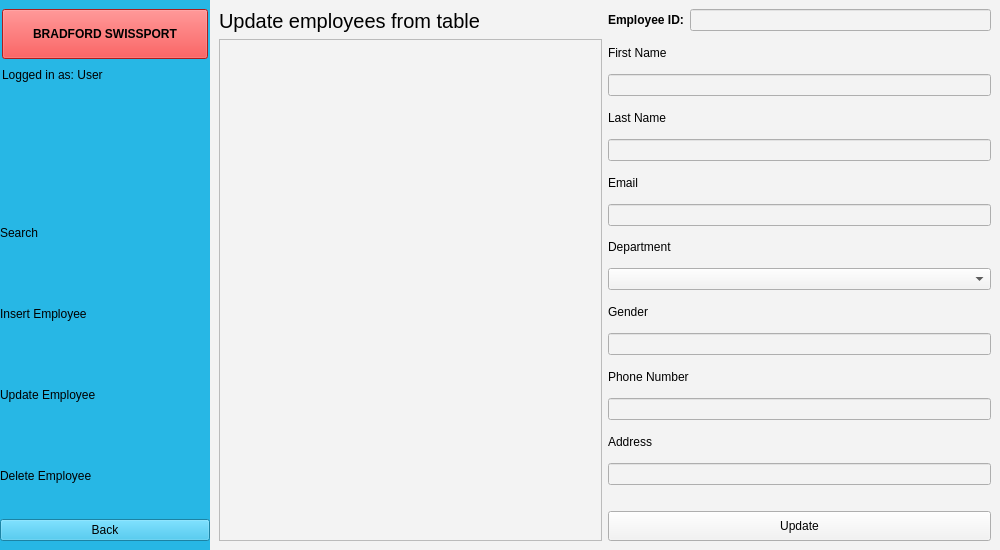
Qt form EMS-App/employeeScreen.ui (elroydsouza/HR-ManagementSystem) before a commit.
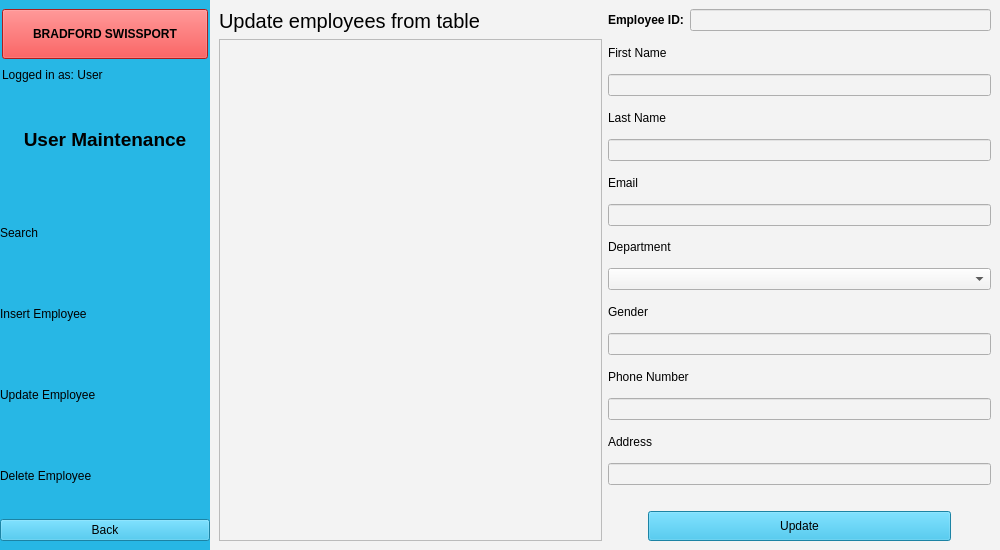
The same form after that commit. The open tabs and pages were chosen to show the change. Icons and pictures are not drawn.

Commit message: Added Department Maintenance screen plus functionalities for search/insert/update/delete. Added random number checker for generation of ID/Code. Some formatting changes.

What changed in the file:
```diff
--- a/EMS-App/employeeScreen.ui
+++ b/EMS-App/employeeScreen.ui
@@ -170,6 +170,39 @@
         </item>
        </layout>
       </item>
+      <item>
+       <spacer name="verticalSpacer_15">
+        <property name="orientation">
+         <enum>Qt::Vertical</enum>
+        </property>
+        <property name="sizeHint" stdset="0">
+         <size>
+          <width>20</width>
+          <height>40</height>
+         </size>
+        </property>
+       </spacer>
+      </item>
+      <item>
+       <widget class="QLabel" name="label_29">
+        <property name="font">
+         <font>
+          <pointsize>14</pointsize>
+          <weight>75</weight>
+          <bold>true</bold>
+         </font>
+        </property>
+        <property name="styleSheet">
+         <string notr="true"/>
+        </property>
+        <property name="text">
+         <string>User Maintenance</string>
+        </property>
+        <property name="alignment">
+         <set>Qt::AlignCenter</set>
+        </property>
+       </widget>
+      </item>
       <item>
        <spacer name="verticalSpacer">
         <property name="orientation">
@@ -1162,6 +1195,24 @@
           </spacer>
          </item>
          <item>
+          <layout class="QHBoxLayout" name="horizontalLayout_5">
+           <item>
+            <spacer name="horizontalSpacer_12">
+             <property name="orientation">
+              <enum>Qt::Horizontal</enum>
+             </property>
+             <property name="sizeType">
+              <enum>QSizePolicy::Fixed</enum>
+             </property>
+             <property name="sizeHint" stdset="0">
+              <size>
+               <width>40</width>
+               <height>20</height>
+              </size>
+             </property>
+            </spacer>
+           </item>
+           <item>
           <widget class="QPushButton" name="Ubtn_update">
            <property name="minimumSize">
             <size>
@@ -1169,10 +1220,31 @@
              <height>30</height>
             </size>
            </property>
+             <property name="styleSheet">
+              <string notr="true">background-color: rgb(39, 183, 229);</string>
+             </property>
            <property name="text">
             <string>Update</string>
            </property>
           </widget>
+           </item>
+           <item>
+            <spacer name="horizontalSpacer_13">
+             <property name="orientation">
+              <enum>Qt::Horizontal</enum>
+             </property>
+             <property name="sizeType">
+              <enum>QSizePolicy::Fixed</enum>
+             </property>
+             <property name="sizeHint" stdset="0">
+              <size>
+               <width>40</width>
+               <height>20</height>
+              </size>
+             </property>
+            </spacer>
+           </item>
+          </layout>
          </item>
         </layout>
        </item>
```
Left out of the diff: 5 changed lines with no effect on the pictures. Lines whose indentation alone changed are shown as unchanged. The commit also changes 20 other files.
